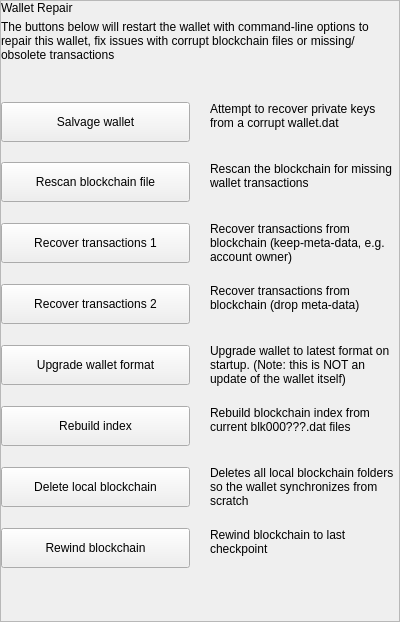
First picture: the form in src/qt/pivx/settings/forms/settingswalletrepairwidget.ui, repository SkynetResearchProject/Skyrcoin, before the edit.
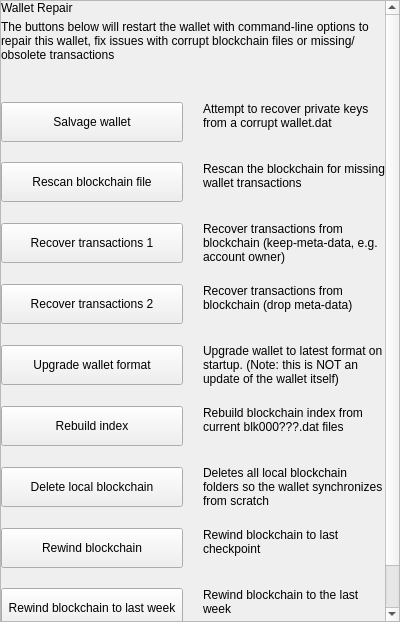
Second picture: the form after the edit.

Commit message: [GUI] Adds a week rewind option to the UI (PNY)

```diff
--- a/src/qt/pivx/settings/forms/settingswalletrepairwidget.ui
+++ b/src/qt/pivx/settings/forms/settingswalletrepairwidget.ui
@@ -660,6 +660,80 @@
           </item>
           <item>
            <spacer name="verticalSpacer_8">
+           <property name="orientation">
+            <enum>Qt::Vertical</enum>
+           </property>
+           <property name="sizeType">
+            <enum>QSizePolicy::Fixed</enum>
+           </property>
+           <property name="sizeHint" stdset="0">
+            <size>
+             <width>20</width>
+             <height>20</height>
+            </size>
+           </property>
+          </spacer>
+         </item>
+         <item>
+          <layout class="QHBoxLayout" name="horizontalWeekRewind" stretch="1,1">
+           <property name="spacing">
+            <number>20</number>
+           </property>
+           <property name="bottomMargin">
+            <number>0</number>
+           </property>
+           <item>
+            <layout class="QVBoxLayout" name="verticalWeekRewind" stretch="0">
+             <property name="spacing">
+              <number>0</number>
+             </property>
+             <property name="rightMargin">
+              <number>0</number>
+             </property>
+             <property name="bottomMargin">
+              <number>0</number>
+             </property>
+             <item>
+              <widget class="QPushButton" name="pushButtonWeekRewind">
+               <property name="minimumSize">
+                <size>
+                 <width>0</width>
+                 <height>40</height>
+                </size>
+               </property>
+               <property name="maximumSize">
+                <size>
+                 <width>16777215</width>
+                 <height>40</height>
+                </size>
+               </property>
+               <property name="focusPolicy">
+                <enum>Qt::NoFocus</enum>
+               </property>
+               <property name="text">
+                <string>Rewind blockchain to last week</string>
+               </property>
+              </widget>
+             </item>
+            </layout>
+           </item>
+           <item>
+            <widget class="QLabel" name="labelMessageWeekRewind">
+             <property name="text">
+              <string>Rewind blockchain to the last week</string>
+             </property>
+             <property name="alignment">
+              <set>Qt::AlignLeading|Qt::AlignLeft|Qt::AlignTop</set>
+             </property>
+             <property name="wordWrap">
+              <bool>true</bool>
+             </property>
+            </widget>
+           </item>
+          </layout>
+         </item>
+         <item>
+          <spacer name="verticalSpacer_9">
             <property name="orientation">
              <enum>Qt::Vertical</enum>
             </property>
```
The commit also changes 4 other files.
